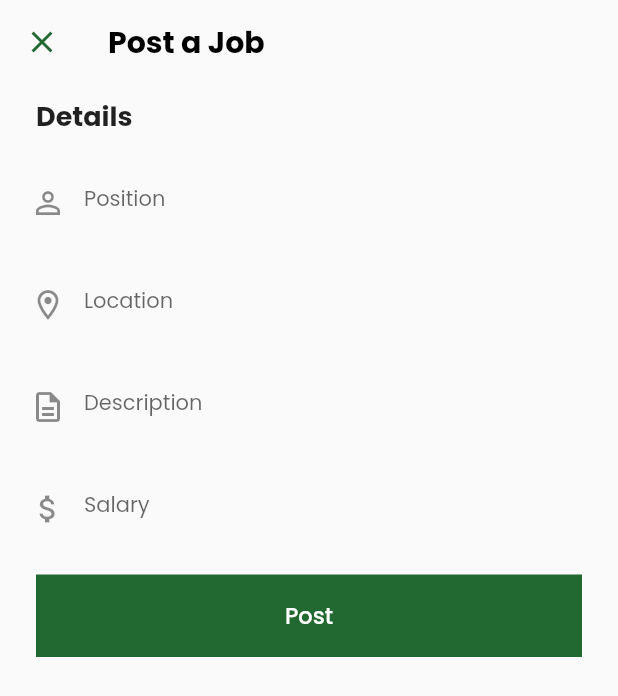
After one commit to danielremoquillo/AlumLink, a Flutter app: the JobPostRequestScreen screen opened directly, on a phone screen of 412 x 824 dp. The commit adds this screen. Shown: the top 696 px of the screen. Run offline on Flutter 3.47's test engine with Material 2 defaults, Android fonts, the phone set to English and light mode, and no system bars; our stand-ins replace flutter_native_splash, google_fonts; accounts and stored records are empty; network calls fail.

Commit message:
added job post request

```diff
--- a/lib/main.dart
+++ b/lib/main.dart
@@ -1,3 +1,4 @@
+import 'package:alumlink_app/screens/job_post_request_screen.dart';
 import 'package:alumlink_app/screens/main_screen.dart';
 import 'package:alumlink_app/screens/signin_screen.dart';
 import 'package:google_fonts/google_fonts.dart';
--- a/lib/models/job_post_dto.dart
+++ b/lib/models/job_post_dto.dart
@@ -1,5 +1,3 @@
-import 'package:alumlink_app/models/user_dto.dart';
-
 class JobPostDTO {
   final int id;
   final String position;
--- a/lib/models/job_post_request.dart
+++ b/lib/models/job_post_request.dart
@@ -0,0 +1,25 @@
+class JobPostRequest {
+  final int user_id;
+  final String position;
+  final String location;
+  final String description;
+  final double salary;
+
+  const JobPostRequest({
+    required this.user_id,
+    required this.position,
+    required this.location,
+    required this.description,
+    required this.salary,
+  });
+
+  factory JobPostRequest.fromJson(Map<String, dynamic> json) {
+    return JobPostRequest(
+      user_id: json['user_id'] as int,
+      position: json['position'] as String,
+      location: json['location'] as String,
+      description: json['description'] as String,
+      salary: json['salary'] as double,
+    );
+  }
+}
--- /dev/null
+++ b/lib/screens/job_post_request_screen.dart
@@ -0,0 +1,302 @@
+// ignore_for_file: use_build_context_synchronously
+
+import 'package:alumlink_app/models/job_post_request.dart';
+import 'package:alumlink_app/screens/main_screen.dart';
+import 'package:flutter/material.dart';
+import 'package:http/http.dart' as http;
+import 'dart:convert';
+
+class JobPostRequestScreen extends StatefulWidget {
+  const JobPostRequestScreen({super.key});
+
+  @override
+  State<JobPostRequestScreen> createState() => _JobPostRequestScreenState();
+}
+
+class _JobPostRequestScreenState extends State<JobPostRequestScreen> {
+  final _formKey = GlobalKey<FormState>();
+  late String _position;
+  late String _location;
+  late String _description;
+  late double _salary;
+
+  void _submitForm() async {
+    if (_formKey.currentState!.validate()) {
+      _formKey.currentState!.save();
+      try {
+        if (_position != '' &&
+            _location != '' &&
+            _description != '' &&
+            !_salary.isNaN) {
+          await postJob(_position, _location, _description, _salary);
+        }
+      } catch (error) {
+        print(error);
+      }
+    }
+  }
+
+  void showError(BuildContext context, String description,
+      {String title = 'Signing Failed'}) {
+    showDialog(
+      context: context,
+      builder: (BuildContext context) {
+        // return object of type Dialog
+        return AlertDialog(
+          title: Text(title),
+          content: Text(description),
+          actions: <Widget>[
+            TextButton(
+              child: const Text("OK"),
+              onPressed: () {
+                Navigator.of(context).pop(true);
+              },
+            ),
+          ],
+        );
+      },
+    );
+  }
+
+  //Sign In
+  Future<void> postJob(String position, String location, String description,
+      double salary) async {
+    //Show a loading circular progress indicator which indicates the process of logging in
+    showDialog(
+        context: context,
+        builder: (context) {
+          return const Center(
+            child: CircularProgressIndicator(),
+          );
+        });
+
+    try {
+      //Logging
+      final response = await http.post(
+        Uri.parse('https://alumlink.onrender.com/api/v1/jobs'),
+        headers: <String, String>{
+          'Content-Type': 'application/json; charset=UTF-8',
+        },
+        body: jsonEncode(<String, dynamic>{
+          "position": _position,
+          "location": _location,
+          "description": _description,
+          "salary": _salary,
+          "user_id": 4,
+        }),
+      );
+
+      //Response handler
+      if (response.statusCode == 201) {
+        Navigator.pop(context);
+        Navigator.pushAndRemoveUntil(
+          context,
+          PageRouteBuilder(
+            transitionDuration: const Duration(milliseconds: 500),
+            pageBuilder: (context, animation, secondaryAnimation) {
+              return const MainScreen();
+            },
+            transitionsBuilder:
+                (context, animation, secondaryAnimation, child) {
+              var begin = const Offset(0.0, -1.0);
+              var end = Offset.zero;
+              var curve = Curves.ease;
+
+              var tween = Tween(begin: begin, end: end);
+              var curvedAnimation =
+                  CurvedAnimation(parent: animation, curve: curve);
+
+              return SlideTransition(
+                position: tween.animate(curvedAnimation),
+                child: child,
+              );
+            },
+          ),
+          // Specify the condition to remove the previous routes from the stack.
+          (route) => false, // Remove all routes except the new route.
+        );
+      }
+    } on Exception catch (e) {
+      Navigator.pop(context);
+      if (e.toString().contains('Failed host lookup')) {
+        showError(context,
+            'Unable to connect. Please check your internet connection and try again.',
+            title: 'Connection Failed');
+      } else {
+        showError(context, e.toString());
+      }
+    }
+  }
+
+  @override
+  Widget build(BuildContext context) {
+    return Scaffold(
+      appBar: AppBar(
+        elevation: 0,
+        backgroundColor: Colors.transparent,
+        title: const Text(
+          'Post a Job',
+          style: TextStyle(
+              fontSize: 20, color: Colors.black, fontWeight: FontWeight.bold),
+        ),
+        leading: IconButton(
+          onPressed: () {
+            Navigator.pop(context);
+          },
+          icon: const Icon(
+            Icons.close,
+            color: Color(0xFF216831),
+          ),
+        ),
+      ),
+      body: SingleChildScrollView(
+        child: Column(
+          children: [
+            Padding(
+              padding: const EdgeInsets.all(8.0),
+              child: Column(
+                crossAxisAlignment: CrossAxisAlignment.start,
+                children: [
+                  const Padding(
+                    padding: EdgeInsets.only(left: 16.0),
+                    child: Text(
+                      'Details',
+                      style:
+                          TextStyle(fontWeight: FontWeight.bold, fontSize: 18),
+                    ),
+                  ),
+                  const SizedBox(
+                    height: 20,
+                  ),
+                  Form(
+                    key: _formKey,
+                    child: Column(
+                      crossAxisAlignment: CrossAxisAlignment.start,
+                      children: <Widget>[
+                        TextField(
+                          style: const TextStyle(
+                            fontSize: 13.0,
+                          ),
+                          decoration: const InputDecoration(
+                            contentPadding: EdgeInsets.symmetric(vertical: 11),
+                            border: InputBorder.none,
+                            hintStyle: TextStyle(
+                              fontSize: 14.0,
+                            ),
+                            hintText: 'Position',
+                            prefixIcon: Icon(Icons.person_outline),
+                          ),
+                          onChanged: (value) {
+                            setState(() {
+                              _position = value;
+                            });
+                          },
+                        ),
+                        const SizedBox(
+                          height: 20,
+                        ),
+                        TextField(
+                          style: const TextStyle(
+                            fontSize: 13.0,
+                          ),
+                          decoration: const InputDecoration(
+                            contentPadding: EdgeInsets.symmetric(vertical: 11),
+                            border: InputBorder.none,
+                            hintStyle: TextStyle(
+                              fontSize: 14.0,
+                            ),
+                            hintText: 'Location',
+                            prefixIcon: Icon(Icons.location_on_outlined),
+                          ),
+                          onChanged: (value) {
+                            // Perform search operation here
+                            setState(() {
+                              _location = value;
+                            });
+                          },
+                        ),
+                        const SizedBox(
+                          height: 20,
+                        ),
+                        TextField(
+                          style: const TextStyle(
+                            fontSize: 13.0,
+                          ),
+                          decoration: const InputDecoration(
+                            contentPadding: EdgeInsets.symmetric(vertical: 11),
+                            border: InputBorder.none,
+                            hintStyle: TextStyle(
+                              fontSize: 14.0,
+                            ),
+                            hintText: 'Description',
+                            prefixIcon: Icon(Icons.description_outlined),
+                          ),
+                          onChanged: (value) {
+                            setState(() {
+                              _description = value;
+                            });
+                          },
+                        ),
+                        const SizedBox(
+                          height: 20,
+                        ),
+                        TextField(
+                          keyboardType: TextInputType.number,
+                          style: const TextStyle(
+                            fontSize: 13.0,
+                          ),
+                          decoration: const InputDecoration(
+                            contentPadding: EdgeInsets.symmetric(vertical: 11),
+                            border: InputBorder.none,
+                            hintStyle: TextStyle(
+                              fontSize: 14.0,
+                            ),
+                            hintText: 'Salary',
+                            prefixIcon: Icon(Icons.attach_money_outlined),
+                          ),
+                          onChanged: (value) {
+                            setState(() {
+                              try {
+                                _salary = double.tryParse(value)!;
+                              } on Exception catch (_) {
+                                _salary = 0;
+                              }
+                            });
+                          },
+                        ),
+                        const SizedBox(
+                          height: 20,
+                        ),
+                      ],
+                    ),
+                  ),
+                  //Submit Button
+                  Padding(
+                    padding: const EdgeInsets.symmetric(horizontal: 16.0),
+                    child: ElevatedButton(
+                      onPressed: _submitForm,
+                      style: ElevatedButton.styleFrom(
+                          backgroundColor: const Color(0xFF216831),
+                          elevation: 0,
+                          padding: const EdgeInsets.symmetric(vertical: 16.0),
+                          shape: const RoundedRectangleBorder(
+                              borderRadius:
+                                  BorderRadius.all(Radius.circular(0.0)))),
+                      child: SizedBox(
+                          width: MediaQuery.of(context).size.width,
+                          child: const Text(
+                            'Post',
+                            style: TextStyle(fontSize: 15),
+                            textAlign: TextAlign.center,
+                          )),
+                    ),
+                  ),
+                ],
+              ),
+            ),
+          ],
+        ),
+      ),
+    );
+  }
+}
--- a/lib/widgets/job_post_card.dart
+++ b/lib/widgets/job_post_card.dart
@@ -157,6 +157,8 @@ class JobPostCard extends StatelessWidget {
                   style: TextButton.styleFrom(
                       shape: const RoundedRectangleBorder(
                           side: BorderSide(color: Color(0xFF216831)))),
+                  child: Padding(
+                    padding: const EdgeInsets.all(2.0),
                     child: Row(
                       mainAxisAlignment: MainAxisAlignment.center,
                       children: const [
@@ -173,6 +175,7 @@ class JobPostCard extends StatelessWidget {
                       ],
                     ),
                   ),
+                ),
                 const SizedBox(
                   width: 5,
                 ),
@@ -184,6 +187,8 @@ class JobPostCard extends StatelessWidget {
                       backgroundColor: const Color(0xFF216831),
                       shape: const RoundedRectangleBorder(
                           side: BorderSide(color: Color(0xFF216831)))),
+                  child: Padding(
+                    padding: const EdgeInsets.all(2.0),
                     child: Row(
                       mainAxisAlignment: MainAxisAlignment.center,
                       children: const [
@@ -199,6 +204,7 @@ class JobPostCard extends StatelessWidget {
                       ],
                     ),
                   ),
+                ),
               ],
             ),
           )
```
Also changed, not shown: lib/screens/main_screen.dart (+25 -14 lines), lib/widgets/search_bar.dart (+7 -0 lines). Lines whose indentation alone changed are shown as unchanged.
